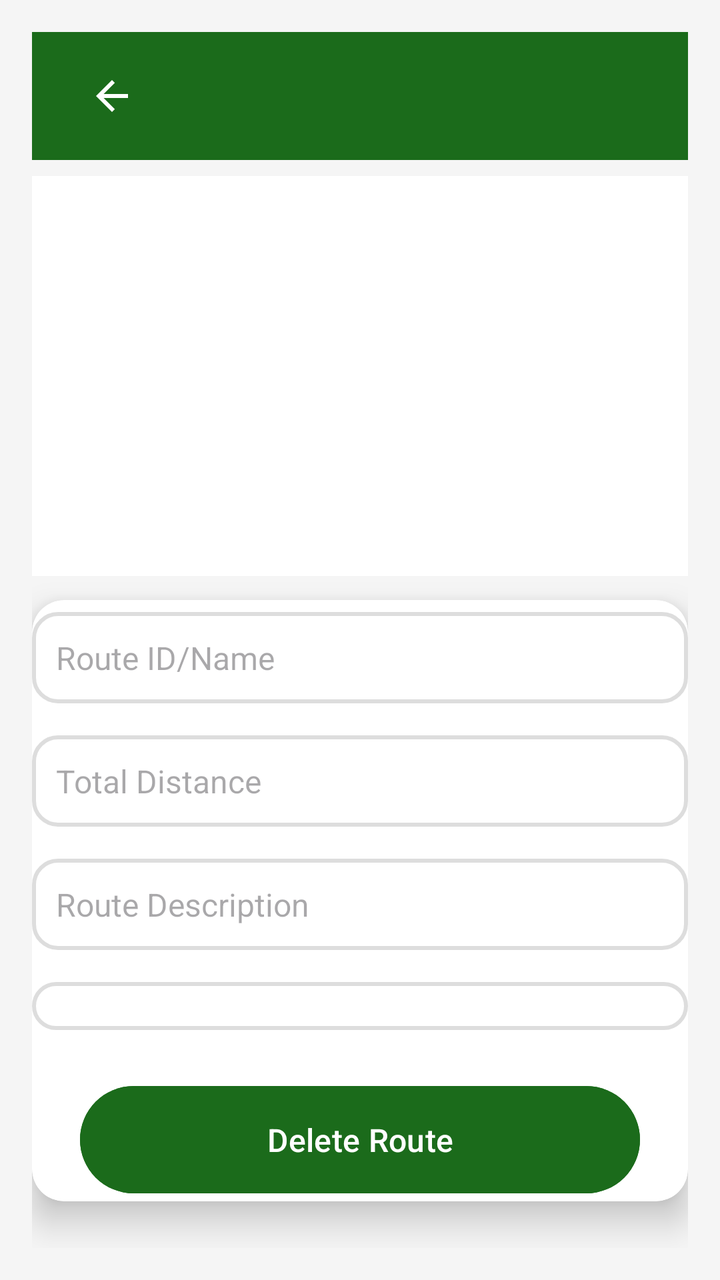
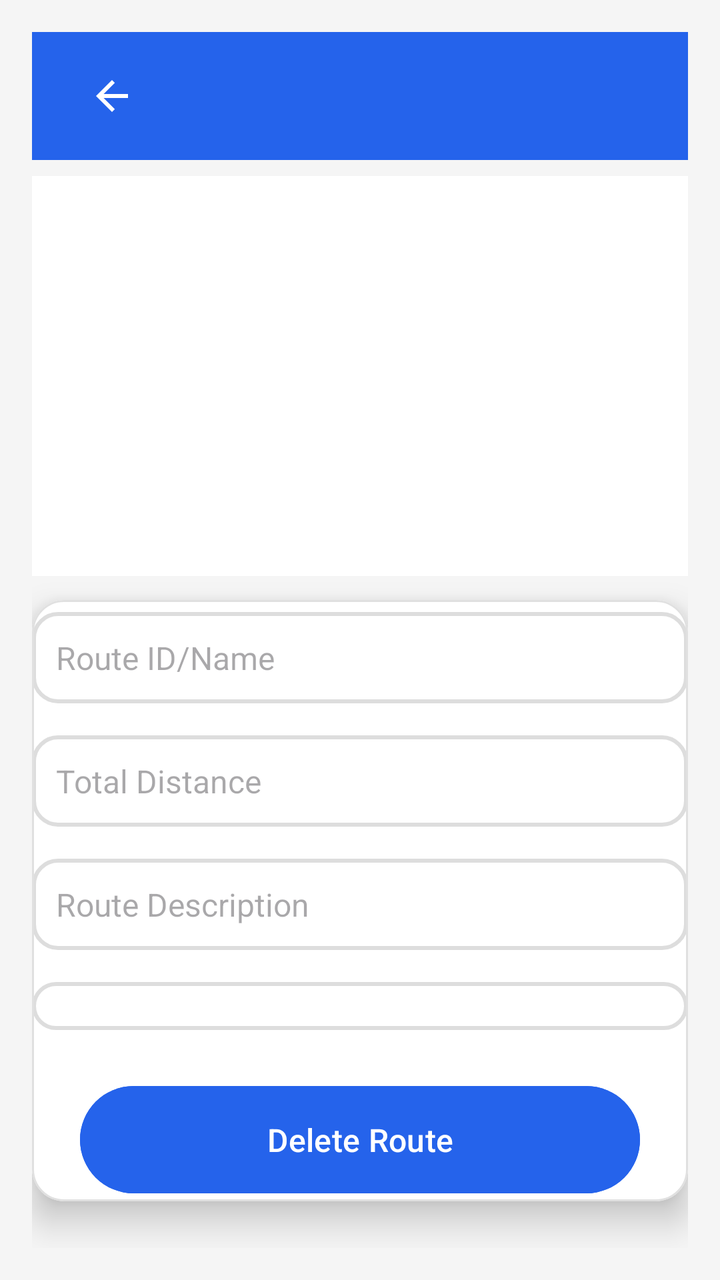

Compare the two renders of this Android layout. The source of the first and the diff that turns it into the second are given below.
<!-- AndroidManifest.xml: application theme Theme.TransportApp -->
<!-- res/layout/activity_delete_route.xml -->
<?xml version="1.0" encoding="utf-8"?>
<LinearLayout
    xmlns:android="http://schemas.android.com/apk/res/android"
    xmlns:app="http://schemas.android.com/apk/res-auto"
    android:layout_width="match_parent"
    android:layout_height="match_parent"
    android:orientation="vertical"
    android:background="@color/screen_background"
    android:padding="16dp">

    
    <include
        layout="@layout/toolbar"
        android:layout_width="match_parent"
        android:layout_height="wrap_content" />

    
    <androidx.recyclerview.widget.RecyclerView
        android:id="@+id/routeRecyclerView"
        android:layout_width="match_parent"
        android:layout_height="200dp"
        android:layout_marginTop="8dp"
        android:background="@color/surface" />

    
    <com.google.android.material.card.MaterialCardView
        android:layout_width="match_parent"
        android:layout_height="wrap_content"
        android:layout_marginTop="12dp"
        android:backgroundTint="@color/surface"
        android:padding="24dp"
        app:cardCornerRadius="16dp"
        app:cardElevation="10dp">

        <LinearLayout
            android:layout_width="match_parent"
            android:layout_height="wrap_content"
            android:orientation="vertical">

            
            <EditText
                android:id="@+id/routeNameInput"
                android:layout_width="match_parent"
                android:layout_height="wrap_content"
                android:hint="@string/hint_route_id_name"
                android:padding="12dp"
                android:layout_marginTop="6dp"
                android:background="@drawable/edittext_background"
                android:textColor="@color/text_primary"
                android:textSize="16sp" />

            
            <EditText
                android:id="@+id/totalDistanceInput"
                android:layout_width="match_parent"
                android:layout_height="wrap_content"
                android:hint="@string/hint_total_distance"
                android:layout_marginTop="16dp"
                android:padding="12dp"
                android:background="@drawable/edittext_background"
                android:inputType="numberDecimal"
                android:textColor="@color/text_primary"
                android:textSize="16sp" />

            
            <EditText
                android:id="@+id/routeDescriptionInput"
                android:layout_width="match_parent"
                android:layout_height="wrap_content"
                android:hint="@string/hint_route_description"
                android:layout_marginTop="16dp"
                android:padding="12dp"
                android:background="@drawable/edittext_background"
                android:textColor="@color/text_primary"
                android:textSize="16sp" />

            
            <Spinner
                android:id="@+id/vehicleDropdown"
                android:layout_width="match_parent"
                android:layout_height="wrap_content"
                android:layout_marginTop="16dp"
                android:padding="12dp"
                android:background="@drawable/edittext_background" />

            
            <Button
                android:id="@+id/deleteRouteButton"
                android:layout_width="280dp"
                android:layout_height="wrap_content"
                android:text="@string/title_delete_route"
                android:layout_gravity="center"
                android:textSize="16sp"
                android:textColor="@color/white"
                android:backgroundTint="@color/green"
                android:layout_marginTop="24dp"
                android:padding="16dp"
                android:drawablePadding="8dp" />
        </LinearLayout>
    </com.google.android.material.card.MaterialCardView>
</LinearLayout>
<!-- res/layout/toolbar.xml (included above) -->
<?xml version="1.0" encoding="utf-8"?>
<com.google.android.material.appbar.MaterialToolbar xmlns:android="http://schemas.android.com/apk/res/android"
    xmlns:app="http://schemas.android.com/apk/res-auto"
    android:id="@+id/toolbar"
    android:layout_width="match_parent"
    android:layout_height="?attr/actionBarSize"
    android:background="@color/green"
    android:elevation="4dp"
    android:theme="@style/ThemeOverlay.AppCompat.Dark.ActionBar">

    <ImageButton
        android:id="@+id/backButton"
        android:layout_width="48dp"
        android:layout_height="48dp"
        android:layout_marginStart="12dp"
        android:background="@null"
        android:contentDescription="@string/back_button_desc"
        android:src="@drawable/baseline_arrow_back_24"
        app:tint="@android:color/white" />

    <TextView
        android:id="@+id/toolbar_title"
        android:layout_width="wrap_content"
        android:layout_height="wrap_content"
        android:layout_gravity="center"
        android:textColor="@android:color/white"
        android:textSize="22sp"
        android:textStyle="bold" />

    
    <ImageButton
        android:id="@+id/signOutButton"
        android:layout_width="48dp"
        android:layout_height="48dp"
        android:layout_gravity="end"
        android:layout_marginEnd="8dp"
        android:background="?attr/selectableItemBackgroundBorderless"
        android:contentDescription="@string/sign_out"
        android:src="@drawable/baseline_logout_24"
        android:visibility="gone"
        app:tint="@android:color/white" />
</com.google.android.material.appbar.MaterialToolbar>
<!-- resources referenced by this layout -->
<resources>
  <color name="green">#1B6B1B</color>
  <color name="screen_background">#F5F5F5</color>
  <color name="surface">#FFFFFF</color>
  <color name="text_primary">#212121</color>
  <color name="white">#FFFFFFFF</color>
  <!-- drawable baseline_arrow_back_24 (drawable) -->
  <vector xmlns:android="http://schemas.android.com/apk/res/android" android:autoMirrored="true" android:height="24dp" android:tint="@color/text_secondary" android:viewportHeight="24" android:viewportWidth="24" android:width="24dp">
        
      <path android:fillColor="@android:color/white" android:pathData="M20,11H7.83l5.59,-5.59L12,4l-8,8 8,8 1.41,-1.41L7.83,13H20v-2z"/>
      
  </vector>
  <!-- drawable baseline_logout_24 (drawable) -->
  <vector xmlns:android="http://schemas.android.com/apk/res/android" android:autoMirrored="true" android:height="24dp" android:tint="@color/white" android:viewportHeight="24" android:viewportWidth="24" android:width="24dp">
      <path android:fillColor="@android:color/white" android:pathData="M17,7l-1.41,1.41L18.17,11H8v2h10.17l-2.58,2.58L17,17l5,-5zM4,5h8V3H4c-1.1,0 -2,0.9 -2,2v14c0,1.1 0.9,2 2,2h8v-2H4V5z"/>
  </vector>
  <!-- drawable edittext_background (drawable) -->
  <?xml version="1.0" encoding="utf-8"?>
  <shape xmlns:android="http://schemas.android.com/apk/res/android">
      <solid android:color="@color/surface" />
      <corners android:radius="12dp" />
      <stroke android:width="2dp" android:color="@color/border_light" />
  </shape>
  <string name="back_button_desc">Navigate back</string>
  <string name="hint_route_description">Route Description</string>
  <string name="hint_route_id_name">Route ID/Name</string>
  <string name="hint_total_distance">Total Distance</string>
  <string name="sign_out">Sign out</string>
  <string name="title_delete_route">Delete Route</string>
  <style name="Theme.TransportApp" parent="Base.Theme.TransportApp" />
  <color name="text_secondary">#616161</color>
  <color name="border_light">#DDDDDD</color>
  <style name="Base.Theme.TransportApp" parent="Theme.Material3.DayNight.NoActionBar">
          
          <item name="colorPrimary">@color/green</item>
          <item name="colorOnPrimary">@color/white</item>
          <item name="colorSecondary">@color/accent_orange</item>
          <item name="colorOnSecondary">@color/white</item>
          
          <item name="materialCardViewStyle">@style/Widget.Material3.CardView.Elevated</item>
      </style>
  <color name="accent_orange">#B45309</color>
</resources>

<!-- the commit's change to res/layout/activity_delete_route.xml (unified diff, before → after) -->
@@ -92,7 +92,7 @@
                 android:layout_gravity="center"
                 android:textSize="16sp"
                 android:textColor="@color/white"
-                android:backgroundTint="@color/green"
+                android:backgroundTint="@color/brand_primary"
                 android:layout_marginTop="24dp"
                 android:padding="16dp"
                 android:drawablePadding="8dp" />
@@ -106,7 +106,7 @@
     android:id="@+id/toolbar"
     android:layout_width="match_parent"
     android:layout_height="?attr/actionBarSize"
-    android:background="@color/green"
+    android:background="@color/brand_primary"
     android:elevation="4dp"
     android:theme="@style/ThemeOverlay.AppCompat.Dark.ActionBar">
 
<!-- resource entries referenced after the edit -->
@@ -1,6 +1,6 @@
 <!-- resources referenced by this layout -->
 <resources>
-  <color name="green">#1B6B1B</color>
+  <color name="brand_primary">#2563EB</color>
   <color name="screen_background">#F5F5F5</color>
   <color name="surface">#FFFFFF</color>
   <color name="text_primary">#212121</color>
@@ -32,14 +32,32 @@
   <color name="text_secondary">#616161</color>
   <color name="border_light">#DDDDDD</color>
   <style name="Base.Theme.TransportApp" parent="Theme.Material3.DayNight.NoActionBar">
-          
-          <item name="colorPrimary">@color/green</item>
-          <item name="colorOnPrimary">@color/white</item>
+          <item name="colorPrimary">@color/theme_primary</item>
+          <item name="colorOnPrimary">@color/theme_on_primary</item>
+          <item name="colorPrimaryContainer">@color/theme_primary_container</item>
+          <item name="colorOnPrimaryContainer">@color/theme_on_primary_container</item>
           <item name="colorSecondary">@color/accent_orange</item>
           <item name="colorOnSecondary">@color/white</item>
+          <item name="colorSurfaceVariant">@color/surface_variant</item>
+          <item name="colorOutlineVariant">@color/outline_card</item>
           
-          <item name="materialCardViewStyle">@style/Widget.Material3.CardView.Elevated</item>
+          <item name="materialCardViewStyle">@style/Widget.Transport.Card</item>
       </style>
+  <color name="theme_primary">#2563EB</color>
+  <color name="theme_on_primary">#FFFFFF</color>
+  <color name="theme_primary_container">#DBEAFE</color>
+  <color name="theme_on_primary_container">#1E3A8A</color>
   <color name="accent_orange">#B45309</color>
+  <color name="surface_variant">#F1F3F4</color>
+  <color name="outline_card">#E0E0E0</color>
+  <style name="Widget.Transport.Card" parent="Widget.Material3.CardView.Elevated">
+          <item name="cardCornerRadius">@dimen/radius_l</item>
+          <item name="cardElevation">@dimen/card_elevation_default</item>
+          <item name="strokeColor">@color/outline_card</item>
+          <item name="strokeWidth">1dp</item>
+          <item name="cardBackgroundColor">@color/surface</item>
+      </style>
+  <dimen name="radius_l">16dp</dimen>
+  <dimen name="card_elevation_default">2dp</dimen>
 </resources>
 
